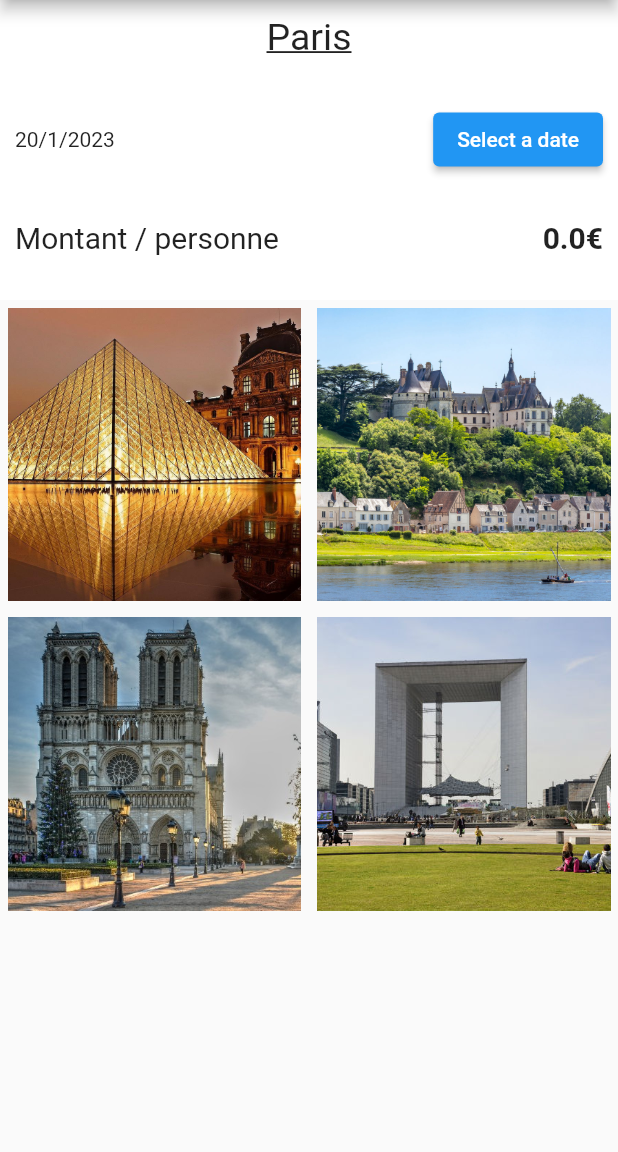
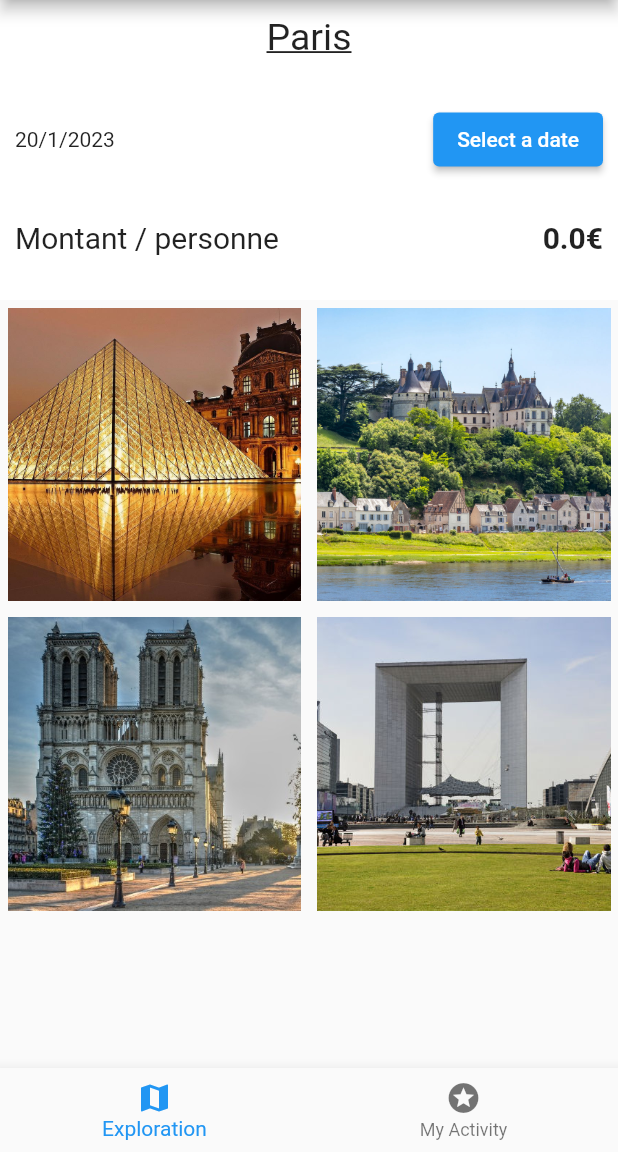
Before and after one commit to JunjieDev/flutter-MyTravel, a Flutter app: the screen it shows after launch, on a phone screen of 412 x 824 dp, the part 84-1236 px from its top. Run offline on Flutter 3.47's test engine with Material 2 defaults, Android fonts, the phone set to English and light mode, and no system bars.

Commit message:
Update : switch widget

```diff
--- a/lib/view/city/city.dart
+++ b/lib/view/city/city.dart
@@ -2,7 +2,8 @@ import 'package:flutter/material.dart';
 import 'package:flutter_travel/models/activity.model.dart';
 import 'package:flutter_travel/models/trip.model.dart';
 import 'package:flutter_travel/data/data.dart' as data;
-import 'package:flutter_travel/view/city/widget/activity_card.dart';
+import 'package:flutter_travel/view/city/widget/activity_list.dart';
+import 'package:flutter_travel/view/city/widget/trip_activity_list.dart';
 import 'package:flutter_travel/view/city/widget/trip_overview.dart';
 
 class City extends StatefulWidget {
@@ -16,6 +17,7 @@ class City extends StatefulWidget {
 
 class _CityState extends State<City> {
   Trip mytrip = Trip(city: 'Paris', activities: [], date: DateTime.now());
+  int index = 0;
 
   void setDate() {
     showDatePicker(
@@ -29,6 +31,12 @@ class _CityState extends State<City> {
           mytrip.date = newDate;
         });
       }
+    });
+  }
+
+  void switchIndex(newIndex) {
+    setState(() {
+      index = newIndex;
     });
   }
 
@@ -52,18 +60,29 @@ class _CityState extends State<City> {
               mytrip: mytrip,
             ),
             Expanded(
-              child: GridView.count(
-                crossAxisCount: 2,
-                mainAxisSpacing: 1,
-                crossAxisSpacing: 1,
-                children: widget.activities
-                    .map((activity) => ActivityCard(activity: activity))
-                    .toList(),
-              ),
+              child: index == 0
+                  ? ActivityList(
+                      activities: widget.activities,
+                    )
+                  : const TripActivityList(),
             ),
           ],
         ),
       ),
+      bottomNavigationBar: BottomNavigationBar(
+        currentIndex: index,
+        items: const [
+          BottomNavigationBarItem(
+            icon: Icon(Icons.map),
+            label: 'Exploration',
+          ),
+          BottomNavigationBarItem(
+            icon: Icon(Icons.stars),
+            label: 'My Activity',
+          ),
+        ],
+        onTap: switchIndex,
+      ),
     );
   }
 }
--- /dev/null
+++ b/lib/view/city/widget/activity_list.dart
@@ -0,0 +1,21 @@
+import 'package:flutter/material.dart';
+import 'package:flutter_travel/models/activity.model.dart';
+import 'package:flutter_travel/view/city/widget/activity_card.dart';
+
+class ActivityList extends StatelessWidget {
+  final List<Activity> activities;
+
+  const ActivityList({super.key, required this.activities});
+
+  @override
+  Widget build(BuildContext context) {
+    return GridView.count(
+      crossAxisCount: 2,
+      mainAxisSpacing: 1,
+      crossAxisSpacing: 1,
+      children: activities
+          .map((activity) => ActivityCard(activity: activity))
+          .toList(),
+    );
+  }
+}
--- /dev/null
+++ b/lib/view/city/widget/trip_activity_list.dart
@@ -0,0 +1,12 @@
+import 'package:flutter/material.dart';
+
+class TripActivityList extends StatelessWidget {
+  const TripActivityList({super.key});
+
+  @override
+  Widget build(BuildContext context) {
+    return Container(
+      child: const Text('ici'),
+    );
+  }
+}
```
